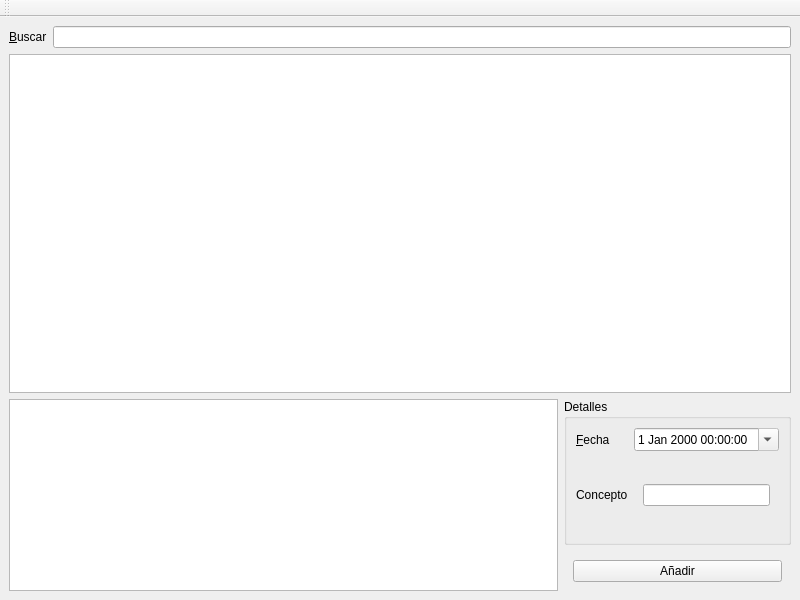
armonge/EsquipulasPy, file esquipulaspy/ui/operations.ui: the form before one commit.
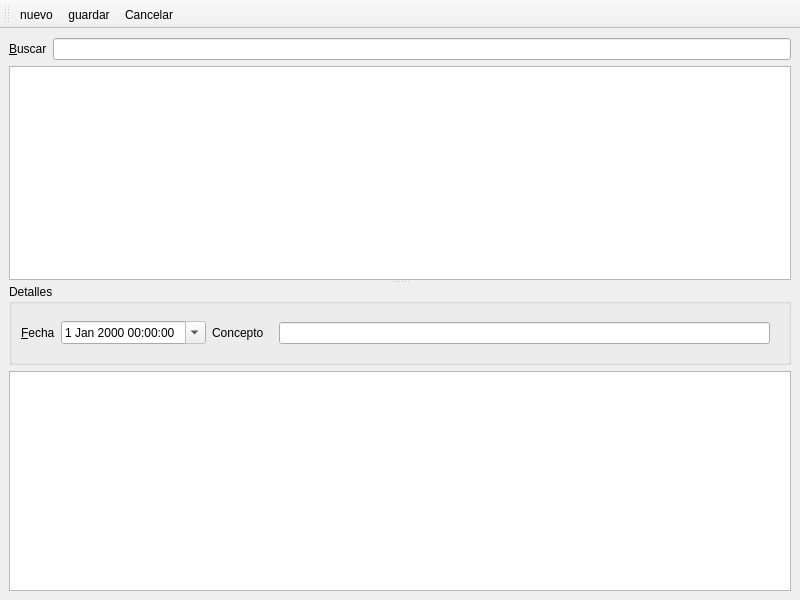
The form after the commit. Icons and pictures are not drawn.

Commit message: Cambie la interfaz de los ajustes contables para que sea un poco mas parecida a los otros forms de la aplicacion

Diff of the .ui file:
```diff
--- a/esquipulaspy/ui/operations.ui
+++ b/esquipulaspy/ui/operations.ui
@@ -14,11 +14,28 @@
    <string>Ajustes Contables</string>
   </property>
   <widget class="QWidget" name="centralwidget">
-   <layout class="QGridLayout" name="gridLayout_2">
-    <item row="1" column="1">
+   <layout class="QHBoxLayout" name="horizontalLayout_3">
+    <item>
+     <widget class="QSplitter" name="splitter">
+      <property name="orientation">
+       <enum>Qt::Vertical</enum>
+      </property>
+      <widget class="QWidget" name="">
+       <layout class="QGridLayout" name="gridLayout">
+        <item row="0" column="0">
+         <widget class="QLabel" name="label_4">
+          <property name="text">
+           <string>&amp;Buscar</string>
+          </property>
+          <property name="buddy">
+           <cstring>txtSearch</cstring>
+          </property>
+         </widget>
+        </item>
+        <item row="0" column="1">
      <widget class="QLineEdit" name="txtSearch"/>
     </item>
-    <item row="2" column="0" colspan="2">
+        <item row="1" column="0" colspan="2">
      <widget class="QTableView" name="tableNavigation">
       <property name="sizePolicy">
        <sizepolicy hsizetype="Expanding" vsizetype="Expanding">
@@ -40,30 +57,14 @@
       </property>
      </widget>
     </item>
-    <item row="3" column="0" colspan="2">
-     <layout class="QGridLayout" name="gridLayout">
-      <item row="0" column="0">
-       <widget class="QTableView" name="tableDetails">
-        <property name="sizePolicy">
-         <sizepolicy hsizetype="Expanding" vsizetype="Expanding">
-          <horstretch>1</horstretch>
-          <verstretch>0</verstretch>
-         </sizepolicy>
-        </property>
-        <property name="editTriggers">
-         <set>QAbstractItemView::NoEditTriggers</set>
-        </property>
-        <property name="alternatingRowColors">
-         <bool>true</bool>
-        </property>
-       </widget>
-      </item>
-      <item row="0" column="1">
+       </layout>
+      </widget>
+      <widget class="QWidget" name="">
        <layout class="QVBoxLayout" name="verticalLayout">
         <item>
          <widget class="QGroupBox" name="groupBox">
           <property name="sizePolicy">
-           <sizepolicy hsizetype="Maximum" vsizetype="Preferred">
+           <sizepolicy hsizetype="MinimumExpanding" vsizetype="Fixed">
             <horstretch>1</horstretch>
             <verstretch>1</verstretch>
            </sizepolicy>
@@ -92,7 +93,7 @@
              </property>
             </widget>
            </item>
-           <item row="1" column="0">
+           <item row="0" column="3">
             <widget class="QLabel" name="label_3">
              <property name="text">
               <string>Concepto</string>
@@ -102,7 +103,7 @@
              </property>
             </widget>
            </item>
-           <item row="1" column="2">
+           <item row="0" column="4">
             <widget class="QStackedWidget" name="stConcepts">
              <property name="currentIndex">
               <number>0</number>
@@ -111,6 +112,9 @@
               <layout class="QHBoxLayout" name="horizontalLayout">
                <item>
                 <widget class="QLineEdit" name="txtConcept">
+                 <property name="alignment">
+                  <set>Qt::AlignCenter</set>
+                 </property>
                  <property name="readOnly">
                   <bool>true</bool>
                  </property>
@@ -135,62 +139,23 @@
          </widget>
         </item>
         <item>
-         <widget class="QStackedWidget" name="stackedWidget">
+         <widget class="QTableView" name="tableDetails">
           <property name="sizePolicy">
-           <sizepolicy hsizetype="Minimum" vsizetype="Fixed">
-            <horstretch>0</horstretch>
+           <sizepolicy hsizetype="Expanding" vsizetype="MinimumExpanding">
+            <horstretch>1</horstretch>
             <verstretch>0</verstretch>
            </sizepolicy>
           </property>
-          <property name="currentIndex">
-           <number>1</number>
+          <property name="editTriggers">
+           <set>QAbstractItemView::NoEditTriggers</set>
           </property>
-          <widget class="QWidget" name="page">
-           <layout class="QVBoxLayout" name="verticalLayout_4">
-            <item>
-             <widget class="QDialogButtonBox" name="buttonBox">
-              <property name="orientation">
-               <enum>Qt::Horizontal</enum>
-              </property>
-              <property name="standardButtons">
-               <set>QDialogButtonBox::Cancel|QDialogButtonBox::Ok</set>
-              </property>
+          <property name="alternatingRowColors">
+           <bool>true</bool>
+          </property>
              </widget>
             </item>
            </layout>
           </widget>
-          <widget class="QWidget" name="page_2">
-           <layout class="QVBoxLayout" name="verticalLayout_3">
-            <item>
-             <widget class="QPushButton" name="btnAdd">
-              <property name="text">
-               <string>Añadir</string>
-              </property>
-              <property name="icon">
-               <iconset resource="res.qrc">
-                <normaloff>:/icons/res/list-add.png</normaloff>:/icons/res/list-add.png</iconset>
-              </property>
-              <property name="shortcut">
-               <string>Ctrl+N</string>
-              </property>
-             </widget>
-            </item>
-           </layout>
-          </widget>
-         </widget>
-        </item>
-       </layout>
-      </item>
-     </layout>
-    </item>
-    <item row="1" column="0">
-     <widget class="QLabel" name="label_4">
-      <property name="text">
-       <string>&amp;Buscar</string>
-      </property>
-      <property name="buddy">
-       <cstring>txtSearch</cstring>
-      </property>
      </widget>
     </item>
    </layout>
@@ -205,7 +170,40 @@
    <attribute name="toolBarBreak">
     <bool>false</bool>
    </attribute>
+   <addaction name="actionNuevo"/>
+   <addaction name="actionGuardar"/>
+   <addaction name="actionCancelar"/>
   </widget>
+  <action name="actionNuevo">
+   <property name="icon">
+    <iconset resource="res.qrc">
+     <normaloff>:/icons/res/document-new.png</normaloff>:/icons/res/document-new.png</iconset>
+   </property>
+   <property name="text">
+    <string>nuevo</string>
+   </property>
+   <property name="toolTip">
+    <string>Crear nuevo Ajuste Contable</string>
+   </property>
+  </action>
+  <action name="actionGuardar">
+   <property name="icon">
+    <iconset resource="res.qrc">
+     <normaloff>:/icons/res/document-save.png</normaloff>:/icons/res/document-save.png</iconset>
+   </property>
+   <property name="text">
+    <string>guardar</string>
+   </property>
+  </action>
+  <action name="actionCancelar">
+   <property name="icon">
+    <iconset resource="res.qrc">
+     <normaloff>:/icons/res/dialog-cancel.png</normaloff>:/icons/res/dialog-cancel.png</iconset>
+   </property>
+   <property name="text">
+    <string>Cancelar</string>
+   </property>
+  </action>
  </widget>
  <resources>
   <include location="res.qrc"/>
```
Lines whose indentation alone changed are shown as unchanged. The commit also changes 2 other files.
